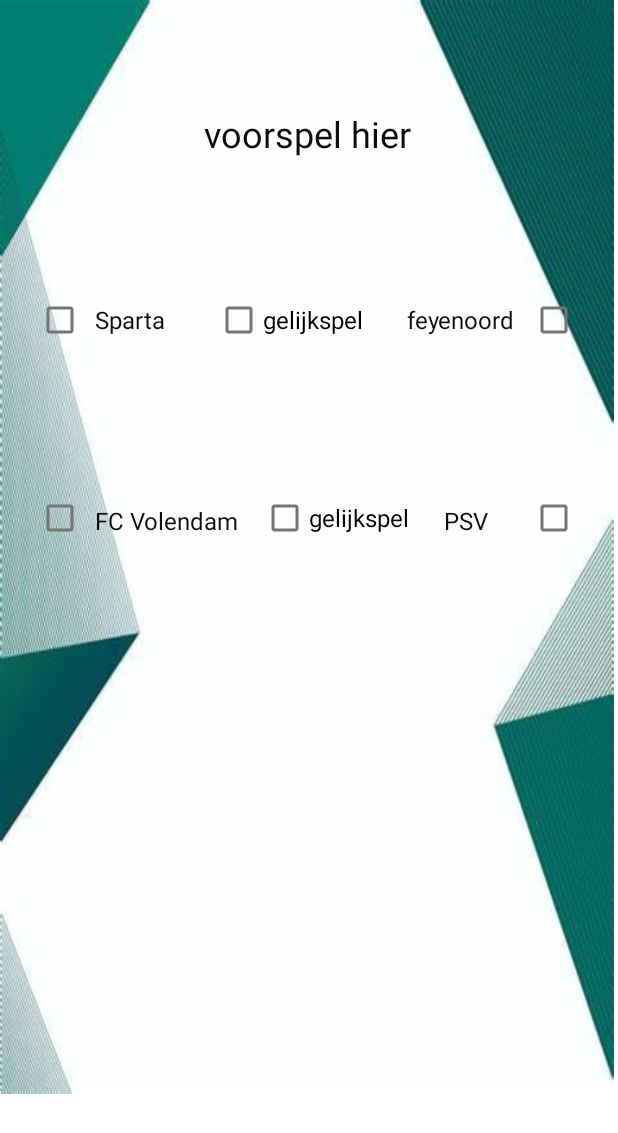
After one commit to kalebatserkoen/kjellwalter2, an Android app: the voorspellen screen opened through its navigation route, on a phone screen of 412 x 824 dp. The commit adds this screen. Shown: the top 1133 px of the screen. Run offline under Robolectric (Android 15) with nearby library versions, the phone set to English and light mode, and no system bars.

Commit message:
voorspel gemaakt

```diff
--- /dev/null
+++ b/app/src/main/java/com/example/kjellwalter/voorspellen.kt
@@ -0,0 +1,59 @@
+package com.example.kjellwalter
+
+import android.os.Bundle
+import androidx.fragment.app.Fragment
+import android.view.LayoutInflater
+import android.view.View
+import android.view.ViewGroup
+
+// TODO: Rename parameter arguments, choose names that match
+// the fragment initialization parameters, e.g. ARG_ITEM_NUMBER
+private const val ARG_PARAM1 = "param1"
+private const val ARG_PARAM2 = "param2"
+
+/**
+ * A simple [Fragment] subclass.
+ * Use the [voorspellen.newInstance] factory method to
+ * create an instance of this fragment.
+ */
+class voorspellen : Fragment() {
+    // TODO: Rename and change types of parameters
+    private var param1: String? = null
+    private var param2: String? = null
+
+    override fun onCreate(savedInstanceState: Bundle?) {
+        super.onCreate(savedInstanceState)
+        arguments?.let {
+            param1 = it.getString(ARG_PARAM1)
+            param2 = it.getString(ARG_PARAM2)
+        }
+    }
+
+    override fun onCreateView(
+        inflater: LayoutInflater, container: ViewGroup?,
+        savedInstanceState: Bundle?
+    ): View? {
+        // Inflate the layout for this fragment
+        return inflater.inflate(R.layout.fragment_voorspellen, container, false)
+    }
+
+    companion object {
+        /**
+         * Use this factory method to create a new instance of
+         * this fragment using the provided parameters.
+         *
+         * @param param1 Parameter 1.
+         * @param param2 Parameter 2.
+         * @return A new instance of fragment voorspellen.
+         */
+        // TODO: Rename and change types and number of parameters
+        @JvmStatic
+        fun newInstance(param1: String, param2: String) =
+            voorspellen().apply {
+                arguments = Bundle().apply {
+                    putString(ARG_PARAM1, param1)
+                    putString(ARG_PARAM2, param2)
+                }
+            }
+    }
+}
--- /dev/null
+++ b/app/src/main/res/layout/fragment_voorspellen.xml
@@ -0,0 +1,159 @@
+<?xml version="1.0" encoding="utf-8"?>
+<androidx.constraintlayout.widget.ConstraintLayout xmlns:android="http://schemas.android.com/apk/res/android"
+    xmlns:app="http://schemas.android.com/apk/res-auto"
+    xmlns:tools="http://schemas.android.com/tools"
+    android:id="@+id/frameLayout3"
+    android:layout_width="match_parent"
+    android:layout_height="match_parent"
+    android:background="@drawable/afbeelding_app"
+    tools:context=".voorspellen">
+
+    <!-- TODO: Update blank fragment layout -->
+    <CheckBox
+        android:id="@+id/checkBox4"
+        android:layout_width="wrap_content"
+        android:layout_height="wrap_content"
+        android:text="gelijkspel"
+        android:textSize="16sp"
+        app:layout_constraintBottom_toBottomOf="parent"
+        app:layout_constraintEnd_toEndOf="parent"
+        app:layout_constraintHorizontal_bias="0.461"
+        app:layout_constraintStart_toStartOf="parent"
+        app:layout_constraintTop_toTopOf="parent"
+        app:layout_constraintVertical_bias="0.278" />
+
+    <CheckBox
+        android:id="@+id/checkBox5"
+        android:layout_width="wrap_content"
+        android:layout_height="wrap_content"
+        android:text="gelijkspel"
+        android:textSize="16sp"
+        app:layout_constraintBottom_toBottomOf="parent"
+        app:layout_constraintEnd_toEndOf="parent"
+        app:layout_constraintHorizontal_bias="0.56"
+        app:layout_constraintStart_toStartOf="parent"
+        app:layout_constraintTop_toTopOf="parent"
+        app:layout_constraintVertical_bias="0.472" />
+
+    <TextView
+        android:id="@+id/voorspel_fragment"
+        android:layout_width="wrap_content"
+        android:layout_height="wrap_content"
+        app:layout_constraintBaseline_toBaselineOf="@+id/voorspel_hier"
+        app:layout_constraintEnd_toStartOf="parent"
+        app:layout_constraintStart_toStartOf="parent" />
+
+    <TextView
+        android:id="@+id/voorspel_hier"
+        android:layout_width="wrap_content"
+        android:layout_height="wrap_content"
+        android:text="voorspel hier"
+        android:textColor="#0C0C0C"
+        android:textSize="24sp"
+        app:layout_constraintBottom_toBottomOf="parent"
+        app:layout_constraintEnd_toEndOf="parent"
+        app:layout_constraintStart_toStartOf="@+id/voorspel_fragment"
+        app:layout_constraintTop_toTopOf="parent"
+        app:layout_constraintVertical_bias="0.104" />
+
+    <TextView
+        android:id="@+id/textView2"
+        android:layout_width="wrap_content"
+        android:layout_height="wrap_content"
+        android:text="Sparta "
+        android:textColor="#0E0E0E"
+        android:textSize="16sp"
+        app:layout_constraintBottom_toBottomOf="parent"
+        app:layout_constraintEnd_toEndOf="parent"
+        app:layout_constraintHorizontal_bias="0.177"
+        app:layout_constraintStart_toStartOf="parent"
+        app:layout_constraintTop_toTopOf="parent"
+        app:layout_constraintVertical_bias="0.286" />
+
+    <TextView
+        android:id="@+id/textView8"
+        android:layout_width="wrap_content"
+        android:layout_height="wrap_content"
+        android:text="FC Volendam"
+        android:textColor="#0E0E0E"
+        android:textSize="16sp"
+        app:layout_constraintBottom_toBottomOf="parent"
+        app:layout_constraintEnd_toEndOf="parent"
+        app:layout_constraintHorizontal_bias="0.202"
+        app:layout_constraintStart_toStartOf="parent"
+        app:layout_constraintTop_toTopOf="parent"
+        app:layout_constraintVertical_bias="0.475" />
+
+    <TextView
+        android:id="@+id/textView3"
+        android:layout_width="wrap_content"
+        android:layout_height="wrap_content"
+        android:text="feyenoord"
+        android:textColor="#100F0F"
+        android:textSize="16sp"
+        app:layout_constraintBottom_toBottomOf="parent"
+        app:layout_constraintEnd_toEndOf="parent"
+        app:layout_constraintHorizontal_bias="0.805"
+        app:layout_constraintStart_toStartOf="parent"
+        app:layout_constraintTop_toTopOf="parent"
+        app:layout_constraintVertical_bias="0.286" />
+
+    <TextView
+        android:id="@+id/textView7"
+        android:layout_width="wrap_content"
+        android:layout_height="wrap_content"
+        android:text="PSV"
+        android:textColor="#100F0F"
+        android:textSize="16sp"
+        app:layout_constraintBottom_toBottomOf="parent"
+        app:layout_constraintEnd_toEndOf="parent"
+        app:layout_constraintHorizontal_bias="0.779"
+        app:layout_constraintStart_toStartOf="parent"
+        app:layout_constraintTop_toTopOf="parent"
+        app:layout_constraintVertical_bias="0.475" />
+
+    <CheckBox
+        android:id="@+id/checkBox"
+        android:layout_width="wrap_content"
+        android:layout_height="wrap_content"
+        app:layout_constraintBottom_toBottomOf="parent"
+        app:layout_constraintEnd_toEndOf="parent"
+        app:layout_constraintHorizontal_bias="0.044"
+        app:layout_constraintStart_toStartOf="parent"
+        app:layout_constraintTop_toTopOf="parent"
+        app:layout_constraintVertical_bias="0.278" />
+
+    <CheckBox
+        android:id="@+id/checkBox8"
+        android:layout_width="wrap_content"
+        android:layout_height="wrap_content"
+        app:layout_constraintBottom_toBottomOf="parent"
+        app:layout_constraintEnd_toEndOf="parent"
+        app:layout_constraintHorizontal_bias="0.044"
+        app:layout_constraintStart_toStartOf="parent"
+        app:layout_constraintTop_toTopOf="parent"
+        app:layout_constraintVertical_bias="0.472" />
+
+    <CheckBox
+        android:id="@+id/checkBox2"
+        android:layout_width="wrap_content"
+        android:layout_height="wrap_content"
+        app:layout_constraintBottom_toBottomOf="parent"
+        app:layout_constraintEnd_toEndOf="parent"
+        app:layout_constraintHorizontal_bias="0.955"
+        app:layout_constraintStart_toStartOf="parent"
+        app:layout_constraintTop_toTopOf="parent"
+        app:layout_constraintVertical_bias="0.278" />
+
+    <CheckBox
+        android:id="@+id/checkBox6"
+        android:layout_width="wrap_content"
+        android:layout_height="wrap_content"
+        app:layout_constraintBottom_toBottomOf="parent"
+        app:layout_constraintEnd_toEndOf="parent"
+        app:layout_constraintHorizontal_bias="0.955"
+        app:layout_constraintStart_toStartOf="parent"
+        app:layout_constraintTop_toTopOf="parent"
+        app:layout_constraintVertical_bias="0.472" />
+
+</androidx.constraintlayout.widget.ConstraintLayout>
--- a/app/src/main/res/navigation/navigation.xml
+++ b/app/src/main/res/navigation/navigation.xml
@@ -44,5 +44,14 @@
         android:id="@+id/homepage"
         android:name="com.example.kjellwalter.homepage"
         android:label="fragment_homepage"
-        tools:layout="@layout/fragment_homepage" />
+        tools:layout="@layout/fragment_homepage" >
+        <action
+            android:id="@+id/action_homepage_to_voorspellen"
+            app:destination="@id/voorspellen" />
+    </fragment>
+    <fragment
+        android:id="@+id/voorspellen"
+        android:name="com.example.kjellwalter.voorspellen"
+        android:label="fragment_voorspellen"
+        tools:layout="@layout/fragment_voorspellen" />
 </navigation>
```
